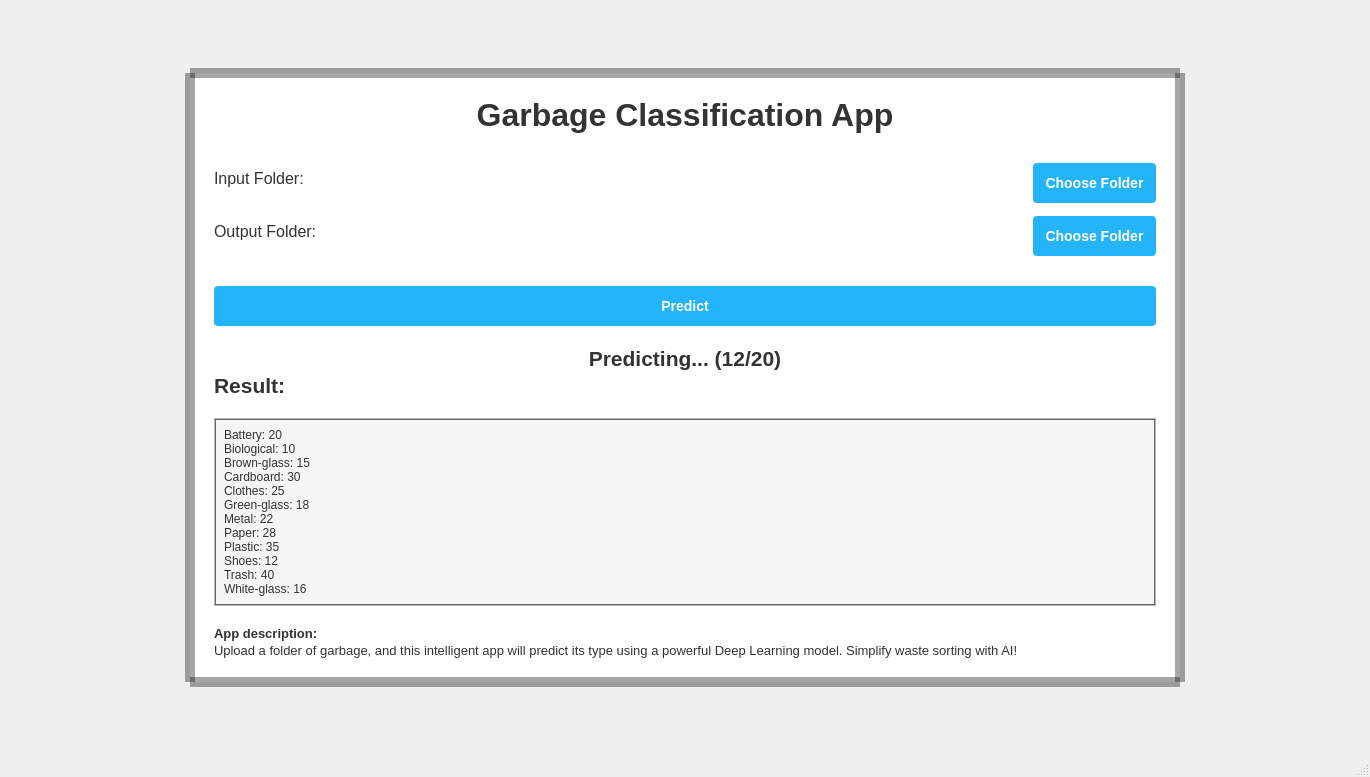
The window that ui/classifyFolder.ui (minhluquang/Garbage-Classification) describes before a commit, drawn with Qt 5.
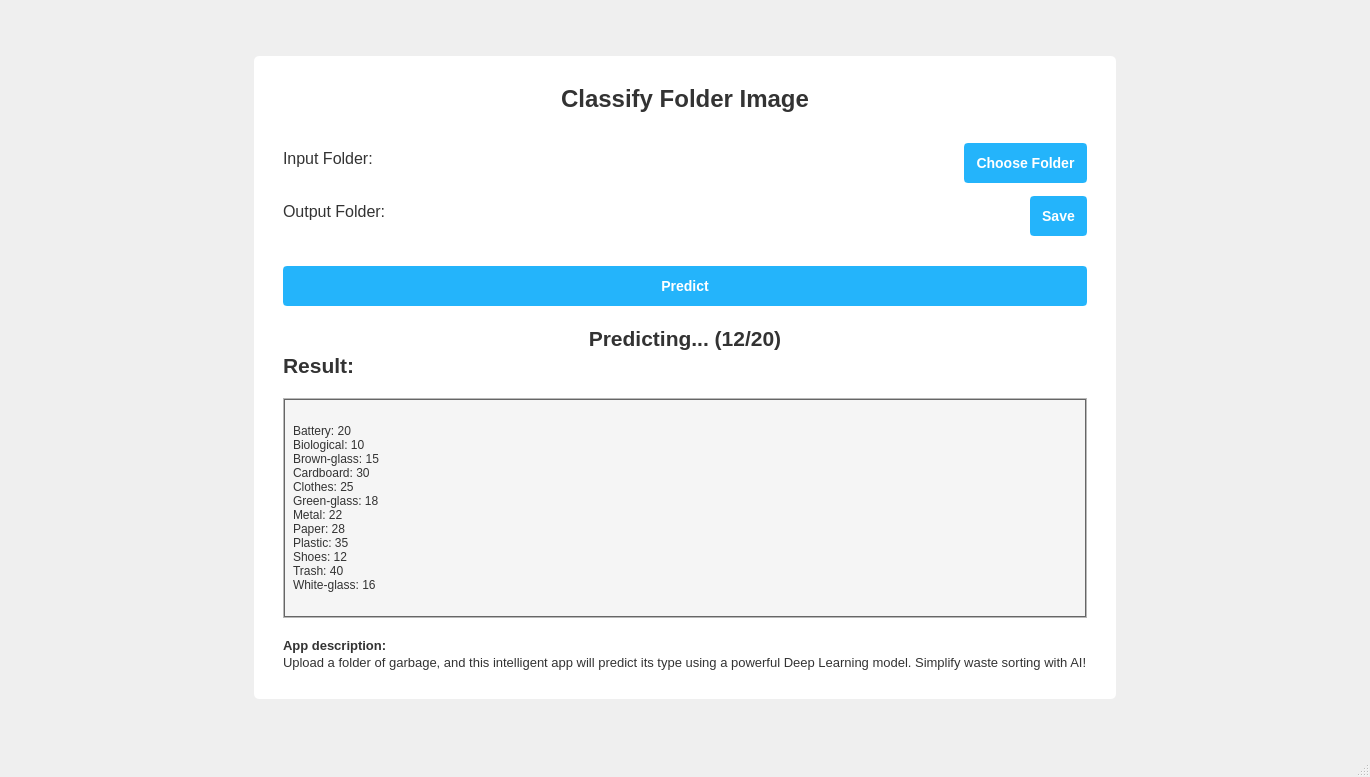
The same window after the commit. Icons and pictures are not drawn.

What changed in the file:
```diff
--- a/ui/classifyFolder.ui
+++ b/ui/classifyFolder.ui
@@ -21,8 +21,8 @@
   </property>
   <property name="minimumSize">
    <size>
-    <width>1200</width>
-    <height>700</height>
+    <width>0</width>
+    <height>0</height>
    </size>
   </property>
   <property name="font">
@@ -37,14 +37,14 @@
   </property>
   <property name="styleSheet">
    <string notr="true">QMainWindow {
-	border-image: url(assets/img/background.png);
+
 }
 
 /* Set background for widget */
 #widget {
     background-color: #fff;
     border-radius: 5px;
-	border: 10px solid rgba(0, 0, 0, 0.35);
+
 }
 
 /* Set text color for QLabel */
@@ -56,6 +56,11 @@
 	font-weight: bold
 }
 
+#lbl_title {
+	background-color: #fff;
+	font-size: 24px;
+}
+
 scrollArea {
 	border-radius: 10px;
 }
@@ -165,8 +170,8 @@
       </property>
       <property name="minimumSize">
        <size>
-        <width>1000</width>
-        <height>600</height>
+        <width>0</width>
+        <height>0</height>
        </size>
       </property>
       <layout class="QHBoxLayout" name="horizontalLayout">
@@ -215,7 +220,7 @@
            <property name="font">
             <font>
              <family>Segoe UI</family>
-             <pointsize>24</pointsize>
+             <pointsize>-1</pointsize>
              <weight>75</weight>
              <bold>true</bold>
             </font>
@@ -224,7 +229,7 @@
             <enum>QFrame::Plain</enum>
            </property>
            <property name="text">
-            <string>Garbage Classification App</string>
+            <string>Classify Folder Image</string>
            </property>
            <property name="textFormat">
             <enum>Qt::PlainText</enum>
@@ -300,7 +305,7 @@
              <item>
               <widget class="QPushButton" name="btn_output_folder">
                <property name="text">
-                <string>Choose Folder</string>
+                <string>Save</string>
                </property>
               </widget>
              </item>
@@ -368,6 +373,12 @@
          </item>
          <item>
           <widget class="QScrollArea" name="scrollArea">
+           <property name="minimumSize">
+            <size>
+             <width>0</width>
+             <height>200</height>
+            </size>
+           </property>
            <property name="widgetResizable">
             <bool>true</bool>
            </property>
@@ -376,13 +387,19 @@
              <rect>
               <x>0</x>
               <y>0</y>
-              <width>909</width>
-              <height>210</height>
+              <width>786</width>
+              <height>218</height>
              </rect>
             </property>
             <layout class="QGridLayout" name="gridLayout_2">
              <item row="3" column="0">
               <widget class="QLabel" name="lbl_result">
+               <property name="minimumSize">
+                <size>
+                 <width>0</width>
+                 <height>200</height>
+                </size>
+               </property>
                <property name="text">
                 <string>Battery: 20
 Biological: 10
```
Left out of the diff: 2 changed lines with no effect on the pictures.
